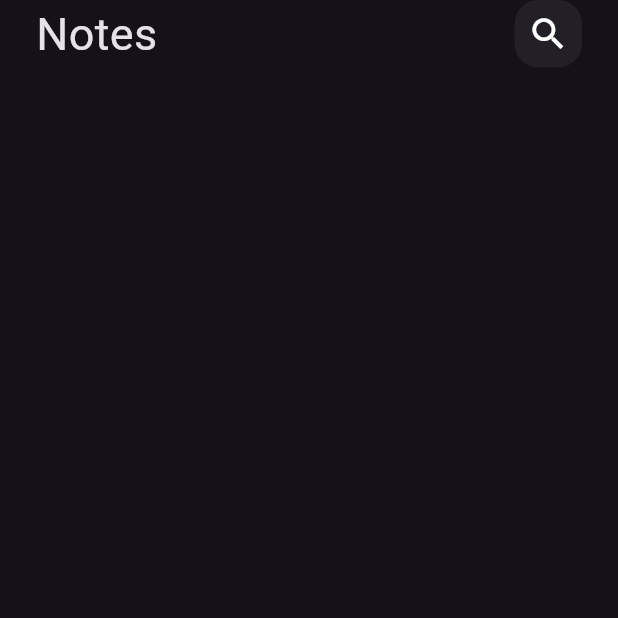
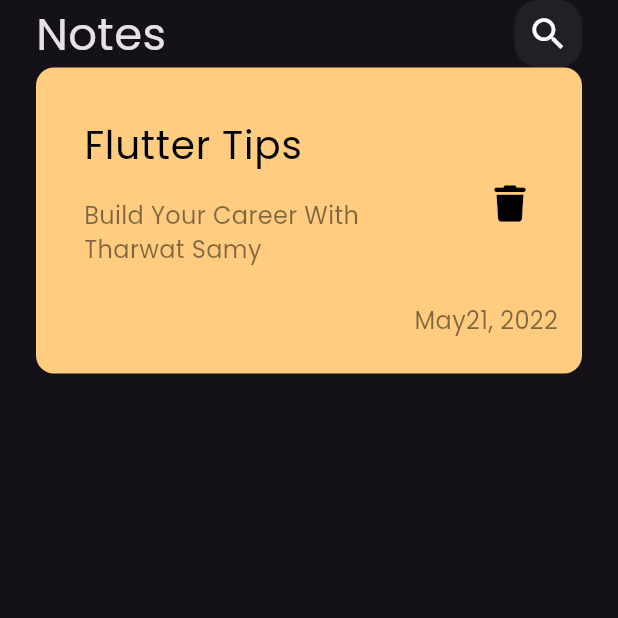
Before and after one commit to Noha0212/NotesApp, a Flutter app: the screen it shows after launch, on a phone screen of 412 x 824 dp, the top half of it. Run offline on Flutter 3.47's test engine with Material 3 defaults, Android fonts, the phone set to English and light mode, and no system bars; our stand-ins replace font_awesome_flutter.

Commit message:
create custom note item

```diff
--- a/lib/main.dart
+++ b/lib/main.dart
@@ -12,7 +12,7 @@ class NotesApp extends StatelessWidget {
   Widget build(BuildContext context) {
     return MaterialApp(
       debugShowCheckedModeBanner: false,
-      theme: ThemeData(brightness: Brightness.dark),
+      theme: ThemeData(brightness: Brightness.dark, fontFamily: 'Poppins'),
       home: const NotesView(),
     );
   }
--- /dev/null
+++ b/lib/views/widgets/custom_notes_item.dart
@@ -0,0 +1,50 @@
+import 'package:flutter/material.dart';
+import 'package:font_awesome_flutter/font_awesome_flutter.dart';
+
+class NotesItem extends StatelessWidget {
+  const NotesItem({super.key});
+
+  @override
+  Widget build(BuildContext context) {
+    return Container(
+      padding: const EdgeInsets.only(top: 24, bottom: 24, left: 16),
+      decoration: BoxDecoration(
+          borderRadius: BorderRadius.circular(12),
+          color: const Color(0xffFFCC80)),
+      child: Column(
+        crossAxisAlignment: CrossAxisAlignment.end,
+        children: [
+          ListTile(
+            title: const Text(
+              'Flutter Tips',
+              style: TextStyle(color: Colors.black, fontSize: 26),
+            ),
+            subtitle: Padding(
+              padding: const EdgeInsets.only(top: 16, bottom: 16),
+              child: Text(
+                'Build Your Career With Tharwat Samy',
+                style: TextStyle(
+                    color: Colors.black.withOpacity(0.5), fontSize: 16),
+              ),
+            ),
+            trailing: IconButton(
+                onPressed: () {},
+                icon: const Icon(
+                  FontAwesomeIcons.trash,
+                  color: Colors.black,
+                  size: 24,
+                )),
+          ),
+          Padding(
+            padding: const EdgeInsets.only(right: 16),
+            child: Text(
+              'May21, 2022',
+              style:
+                  TextStyle(color: Colors.black.withOpacity(0.5), fontSize: 16),
+            ),
+          )
+        ],
+      ),
+    );
+  }
+}
--- a/lib/views/widgets/notes_view_body.dart
+++ b/lib/views/widgets/notes_view_body.dart
@@ -1,5 +1,6 @@
 import 'package:flutter/material.dart';
 import 'package:notes_app/views/widgets/custom_app_bar.dart';
+import 'package:notes_app/views/widgets/custom_notes_item.dart';
 
 class NotesViewBody extends StatelessWidget {
   const NotesViewBody({super.key});
@@ -10,9 +11,7 @@ class NotesViewBody extends StatelessWidget {
       child: Padding(
         padding: EdgeInsets.symmetric(horizontal: 24),
         child: Column(
-          children: [
-            CustomAppBar(),
-          ],
+          children: [CustomAppBar(), NotesItem()],
         ),
       ),
     );
```
Also changed, not shown: pubspec.yaml (+7 -11 lines), lib/assets/Poppins-Regular.ttf (added), pubspec.lock.
